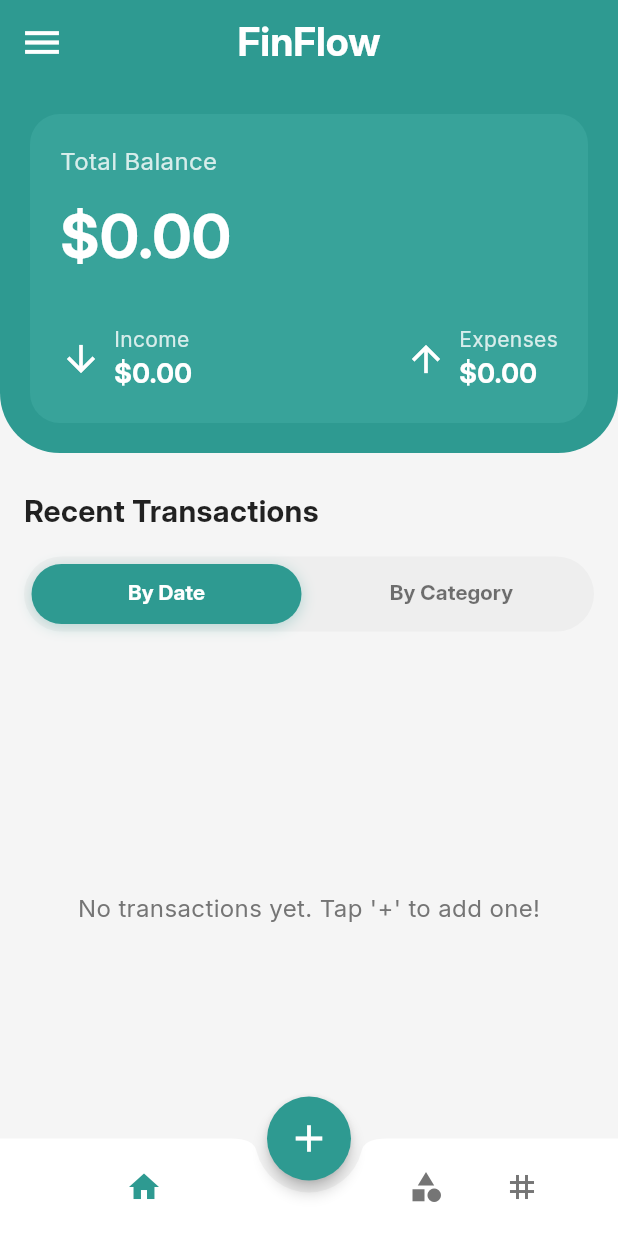
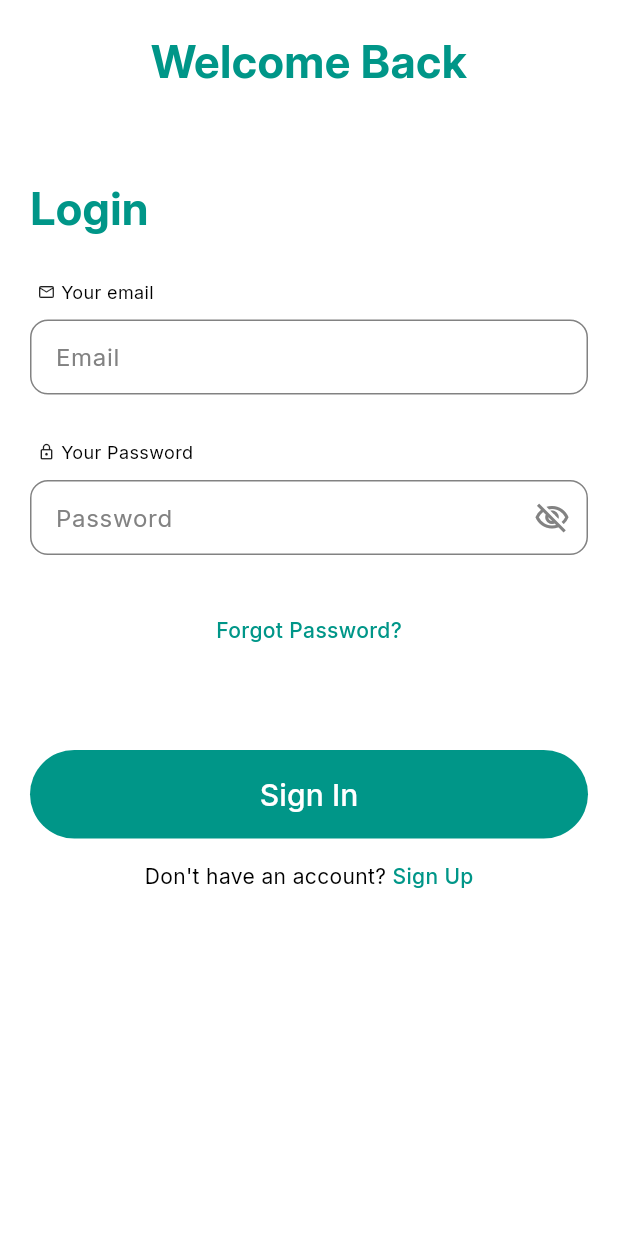
Before and after one commit to OmarAfifi-CSE/FinFlow, a Flutter app: the screen it shows after launch, after a tap on "Get Started", on a phone screen of 412 x 824 dp. Run offline on Flutter 3.47's test engine with Material 3 defaults, Android fonts, the phone set to English and light mode, and no system bars; our stand-ins replace shared_preferences.

Commit message:
Create sign in/up screens ui

```diff
--- /dev/null
+++ b/lib/componants/my_button.dart
@@ -0,0 +1,48 @@
+import 'package:flutter/material.dart';
+
+class MyButton extends StatelessWidget {
+  final String button_msg;
+  final Icon? button_icon;
+  final VoidCallback? onPressed;
+  final Color bgColor;
+  final Color fgColor;
+  final double padding;
+  final double borderRadius;
+
+  const MyButton(
+      {super.key,
+        required this.button_msg,
+        this.button_icon,
+        required this.bgColor,
+        required this.fgColor,
+        this.onPressed,
+        required this.padding,
+        required this.borderRadius});
+
+  @override
+  Widget build(BuildContext context) {
+    return Padding(
+      padding: const EdgeInsets.symmetric(horizontal: 0.0),
+      child: SizedBox(
+        width: double.infinity,
+        child: ElevatedButton.icon(
+          onPressed: onPressed,
+          label: Text(
+            button_msg,
+            style: const TextStyle(fontSize: 20),
+          ),
+          icon: button_icon,
+          style: ElevatedButton.styleFrom(
+            backgroundColor: bgColor,
+            foregroundColor: fgColor,
+            padding: EdgeInsets.all(padding),
+            shape: RoundedRectangleBorder(
+              borderRadius: BorderRadius.circular(borderRadius),
+            ),
+            elevation: 0, // Shadow elevation
+          ),
+        ),
+      ),
+    );
+  }
+}
--- /dev/null
+++ b/lib/componants/my_textfield.dart
@@ -0,0 +1,91 @@
+import 'package:flutter/material.dart';
+
+class MyTextfield extends StatefulWidget {
+  final TextEditingController? controller;
+  final String hintText;
+  final bool obscureText;
+  final GlobalKey<FormState>? formKey;
+  final String? valMessage;
+  final Color? backgroundColor;
+  final Color? borderSideColor;
+  final int? maxLines;
+  final ValueChanged<String>? onChanged;
+
+  const MyTextfield({
+    Key? key,
+    this.controller,
+    required this.hintText,
+    required this.obscureText,
+    this.formKey,
+    this.valMessage,
+    this.backgroundColor,
+    this.borderSideColor,
+    this.maxLines,
+    this.onChanged,
+  }) : super(key: key);
+
+  @override
+  _MyTextfieldState createState() => _MyTextfieldState();
+}
+
+class _MyTextfieldState extends State<MyTextfield> {
+  late bool _obscureText;
+
+  @override
+  void initState() {
+    super.initState();
+    _obscureText = widget.obscureText;
+  }
+
+  @override
+  Widget build(BuildContext context) {
+    return Padding(
+      padding: const EdgeInsets.symmetric(horizontal: 0.0),
+      child: Form(
+        key: widget.formKey,
+        child: TextFormField(
+          maxLines: widget.maxLines ?? 1,
+          validator: (value) {
+            if (value!.isEmpty) {
+              return widget.valMessage;
+            }
+            return null;
+          },
+          controller: widget.controller,
+          obscureText: _obscureText,
+          decoration: InputDecoration(
+            contentPadding: const EdgeInsets.all(13),
+            enabledBorder: OutlineInputBorder(
+              borderRadius: BorderRadius.circular(12),
+              borderSide: BorderSide(color: widget.borderSideColor ?? Color(0xFF828282)),
+            ),
+            focusedBorder: OutlineInputBorder(
+              borderRadius: BorderRadius.circular(12),
+              borderSide: BorderSide(color: Colors.teal.shade600, width: 2),
+            ),
+            fillColor: widget.backgroundColor ?? Colors.white,
+            filled: true,
+            hintText: widget.hintText,
+            hintStyle: const TextStyle(color: Color(0xFF828282)),
+            suffixIcon: widget.obscureText
+                ? IconButton(
+              icon: Icon(
+                _obscureText
+                    ? Icons.visibility_off_outlined
+                    : Icons.visibility_outlined,
+                color: const Color(0xFF828282),
+              ),
+              onPressed: () {
+                setState(() {
+                  _obscureText = !_obscureText;
+                });
+              },
+            )
+                : null,
+          ),
+          onChanged: widget.onChanged,
+        ),
+      ),
+    );
+  }
+}
--- a/lib/main.dart
+++ b/lib/main.dart
@@ -3,8 +3,8 @@ import 'package:provider/provider.dart';
 import 'package:shared_preferences/shared_preferences.dart';
 
 import 'providers/expense_provider.dart';
-import 'screens/home_screen.dart';
 import 'screens/onboarding_screen.dart';
+import 'package:expense_manager/screens/signin_screen.dart';
 
 Future<void> main() async {
   // Ensure Flutter is initialized.
@@ -44,7 +44,7 @@ class MyApp extends StatelessWidget {
             primarySwatch: Colors.teal,
           ).copyWith(secondary: Colors.white),
         ),
-        home: onboardingComplete ? const HomeScreen() : OnboardingScreen(),
+        home: onboardingComplete ? const SigninScreen() : OnboardingScreen(),
       ),
     );
   }
--- a/lib/screens/onboarding_screen.dart
+++ b/lib/screens/onboarding_screen.dart
@@ -1,6 +1,6 @@
-import 'package:expense_manager/screens/home_screen.dart';
 import 'package:flutter/material.dart';
 import 'package:shared_preferences/shared_preferences.dart';
+import 'package:expense_manager/screens/signin_screen.dart';
 
 class OnboardingScreen extends StatelessWidget {
   const OnboardingScreen({super.key});
@@ -49,7 +49,7 @@ class OnboardingScreen extends StatelessWidget {
                 // Navigate to the home screen and remove the onboarding screen from the history
                 Navigator.pushReplacement(
                   context,
-                  MaterialPageRoute(builder: (context) => const HomeScreen()),
+                  MaterialPageRoute(builder: (context) => const SigninScreen()),
                 );
               },
               style: ElevatedButton.styleFrom(
--- /dev/null
+++ b/lib/screens/signin_screen.dart
@@ -0,0 +1,242 @@
+import 'package:flutter/material.dart';
+import '../componants/my_button.dart';
+import '../componants/my_textfield.dart';
+import 'package:expense_manager/screens/home_screen.dart';
+import 'package:expense_manager/screens/signup_screen.dart';
+
+
+class SigninScreen extends StatefulWidget {
+  const SigninScreen({super.key});
+
+  @override
+  _SigninScreenState createState() => _SigninScreenState();
+}
+
+class _SigninScreenState extends State<SigninScreen> {
+  // Declare TextEditingControllers for email and password fields
+  final TextEditingController _emailController = TextEditingController();
+  final TextEditingController _passwordController = TextEditingController();
+  final GlobalKey<FormState> emailState = GlobalKey();
+  final GlobalKey<FormState> passwordState = GlobalKey();
+
+  @override
+  void dispose() {
+    // Dispose the controllers when the widget is disposed
+    _emailController.dispose();
+    _passwordController.dispose();
+    super.dispose();
+  }
+
+  @override
+  Widget build(BuildContext context) {
+    return Scaffold(
+      backgroundColor: Colors.white,
+      body: SingleChildScrollView(
+        child: Column(
+          crossAxisAlignment: CrossAxisAlignment.start,
+          children: [
+            SafeArea(
+              child: Padding(
+                padding: const EdgeInsets.all(20),
+                child: Column(
+                  crossAxisAlignment: CrossAxisAlignment.stretch,
+                  children: [
+                    const Text(
+                      textAlign: TextAlign.center,
+                      "Welcome Back",
+                      style: TextStyle(
+                        color: Colors.teal,
+                        fontSize: 30,
+                        fontWeight: FontWeight.w700,
+                      ),
+                    ),
+                    const SizedBox(
+                      height: 55,
+                    ),
+                    const Text(
+                      textAlign: TextAlign.start,
+                      "Login",
+                      style: TextStyle(
+                        color: Colors.teal,
+                        fontSize: 30,
+                        fontWeight: FontWeight.w700,
+                      ),
+                    ),
+                    const SizedBox(
+                      height: 25,
+                    ),
+                    const Row(
+                      children: [
+                        SizedBox(
+                          width: 5,
+                        ),
+                        Icon(
+                          Icons.mail_outlined,
+                          size: 12,
+                        ),
+                        Text(
+                          textAlign: TextAlign.start,
+                          " Your email",
+                          style: TextStyle(
+                            color: Colors.black,
+                            fontSize: 12,
+                            fontWeight: FontWeight.normal,
+                          ),
+                        ),
+                      ],
+                    ),
+                    const SizedBox(
+                      height: 10,
+                    ),
+                    // Email TextField
+                    MyTextfield(
+                      controller: _emailController,
+                      hintText: 'Email',
+                      obscureText: false,
+                      formKey: emailState,
+                      valMessage: "Enter your Email",
+                    ),
+                    const SizedBox(
+                      height: 30,
+                    ),
+
+                    const Row(
+                      children: [
+                        SizedBox(
+                          width: 5,
+                        ),
+                        Icon(
+                          Icons.lock_outline,
+                          size: 12,
+                        ),
+                        Text(
+                          textAlign: TextAlign.start,
+                          " Your Password",
+                          style: TextStyle(
+                            color: Colors.black,
+                            fontSize: 12,
+                            fontWeight: FontWeight.normal,
+                          ),
+                        ),
+                      ],
+                    ),
+                    const SizedBox(
+                      height: 10,
+                    ),
+                    // Password TextField
+                    MyTextfield(
+                      controller: _passwordController,
+                      hintText: 'Password',
+                      obscureText: true,
+                      formKey: passwordState,
+                      valMessage: "Enter your Password",
+                    ),
+                    const SizedBox(
+                      height: 40,
+                    ),
+
+                    // Forget password
+                    const Padding(
+                      padding: EdgeInsets.symmetric(horizontal: 4),
+                      child: Row(
+                        mainAxisAlignment: MainAxisAlignment.center,
+                        children: [
+                          Text(
+                            'Forgot Password?',
+                            style: TextStyle(
+                                color: Colors.teal,
+                                fontWeight: FontWeight.w500),
+                          ),
+                        ],
+                      ),
+                    ),
+                    const SizedBox(
+                      height: 70,
+                    ),
+
+                    // Sign in button
+                    MyButton(
+                      button_msg: 'Sign In',
+                      bgColor: Colors.teal,
+                      fgColor: Colors.white,
+                      onPressed: () {
+                        // Validate all fields
+                        bool isEmailValid = emailState.currentState!.validate();
+                        bool isPasswordValid =
+                        passwordState.currentState!.validate();
+                        if (isEmailValid && isPasswordValid) {
+                          Navigator.push(
+                            context,
+                            MaterialPageRoute(
+                              builder: (context) => const HomeScreen(),
+                            ),
+                          );
+                        } else {
+                          ScaffoldMessenger.of(context).showSnackBar(
+                            SnackBar(
+                              content: const Text(
+                                'Please fill out all fields correctly!',
+                                style: TextStyle(
+                                  color: Colors.white,
+                                  fontWeight: FontWeight.bold,
+                                ),
+                              ),
+                              backgroundColor: Colors.red,
+                              behavior: SnackBarBehavior.floating,
+                              shape: RoundedRectangleBorder(
+                                borderRadius: BorderRadius.circular(20),
+                              ),
+                              margin: const EdgeInsets.all(20),
+                              elevation: 10,
+                              duration: const Duration(seconds: 3),
+                            ),
+                          );
+                        }
+                      },
+                      padding: 15,
+                      borderRadius: 50,
+                    ),
+                    const SizedBox(
+                      height: 15,
+                    ),
+                    Row(
+                      mainAxisAlignment: MainAxisAlignment.center,
+                      children: [
+                        const Text(
+                          "Don't have an account?",
+                          style: TextStyle(
+                            color: Colors.black,
+                          ),
+                        ),
+                        const SizedBox(width: 4),
+                        InkWell(
+                          onTap: () {
+                            Navigator.push(
+                              context,
+                              MaterialPageRoute(
+                                  builder: (context) => const SignupScreen()),
+                            );
+                          },
+                          child: const Text(
+                            'Sign Up',
+                            style: TextStyle(
+                              color: Colors.teal,
+                              fontWeight: FontWeight.w500,
+                            ),
+                          ),
+                        ),
+                      ],
+                    ),
+                    const SizedBox(
+                      height: 120,
+                    ),
+                  ],
+                ),
+              ),
+            ),
+          ],
+        ),
+      ),
+    );
+  }
+}
```
Also changed, not shown: lib/screens/signup_screen.dart (added, +264 -0 lines).
